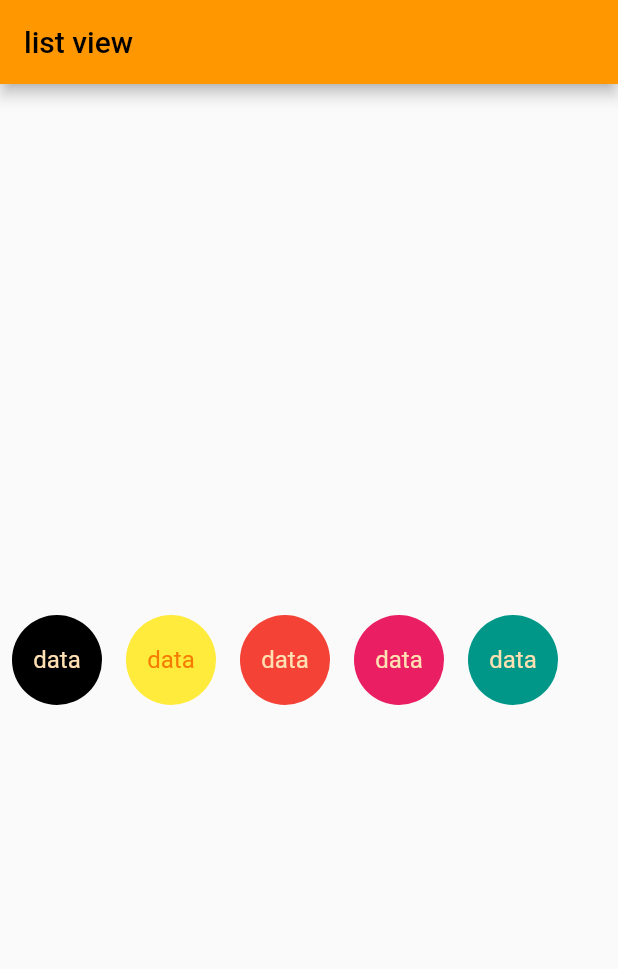
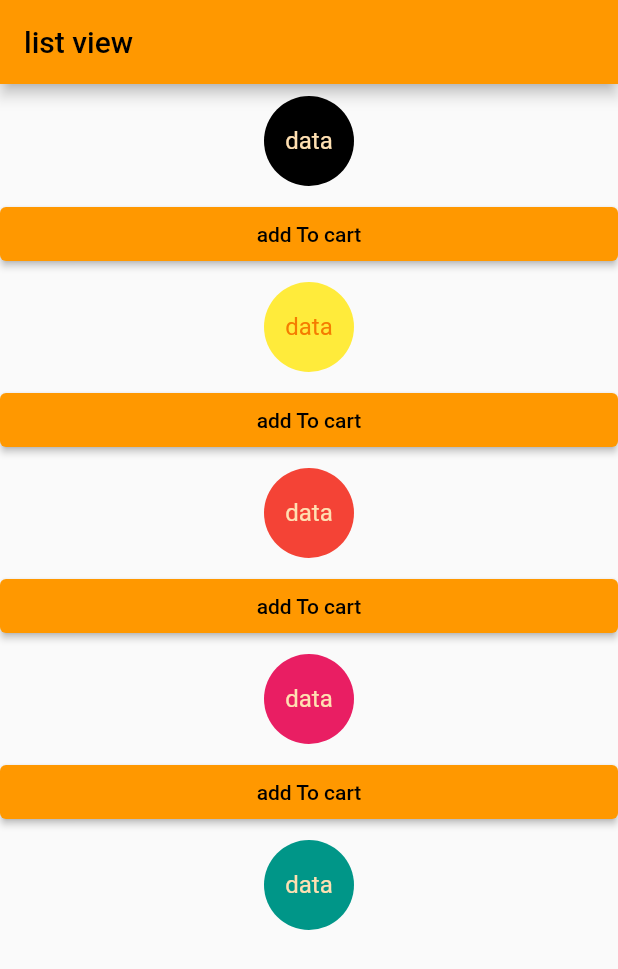
Before and after one commit to CPAD-Kishoreganj/sokaler_batch, a Flutter app: the screen it shows after launch, on a phone screen of 412 x 824 dp. Shown: the top 969 px of the screen. Run offline on Flutter 3.47's test engine with Material 2 defaults, Android fonts, the phone set to English and light mode, and no system bars.

Commit message:
listview.seperated

```diff
--- a/hero_bike/lib/pages/business_card.dart
+++ b/hero_bike/lib/pages/business_card.dart
@@ -68,8 +68,8 @@ class BusinessCard extends StatelessWidget {
                   Row(
                     crossAxisAlignment: CrossAxisAlignment.start,
                     children: [
-                      Icon(Icons.home),
-                      SizedBox(width: 8),
+                      const Icon(Icons.home),
+                      const SizedBox(width: 8),
                       Column(
                         crossAxisAlignment: CrossAxisAlignment.start,
                         children: const [
--- a/hero_bike/lib/pages/list_view.dart
+++ b/hero_bike/lib/pages/list_view.dart
@@ -17,8 +17,16 @@ class NewListView extends StatelessWidget {
       appBar: AppBar(
         title: const Text('list view'),
       ),
-      body: ListView.builder(
-          scrollDirection: Axis.horizontal,
+      body: SizedBox(
+        height: MediaQuery.of(context).size.height * 0.8,
+        child: ListView.separated(
+          separatorBuilder: ((context, i) {
+            return ElevatedButton(
+              onPressed: () {},
+              child: const Text('add To cart'),
+            );
+          }),
+          //scrollDirection: Axis.horizontal,
           itemCount: colors.length,
           itemBuilder: (BuildContext context, int index) {
             return Padding(
@@ -29,7 +37,9 @@ class NewListView extends StatelessWidget {
                 child: const Text("data"),
               ),
             );
-          }),
+          },
+        ),
+      ),
     );
   }
 }
```
